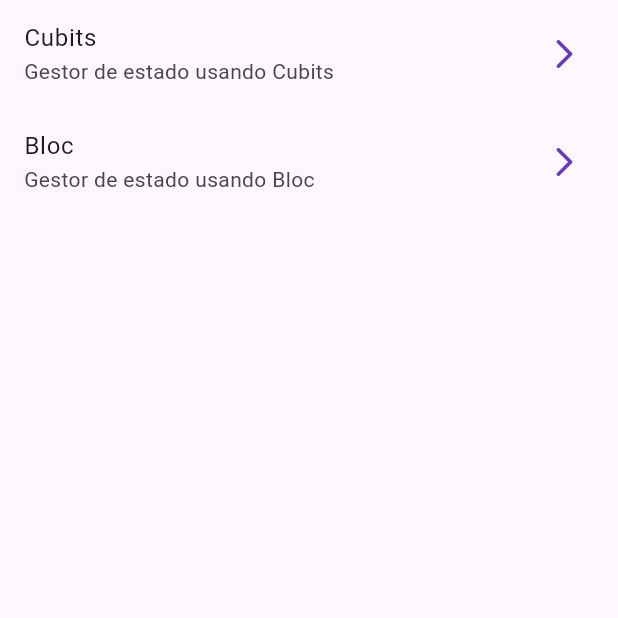
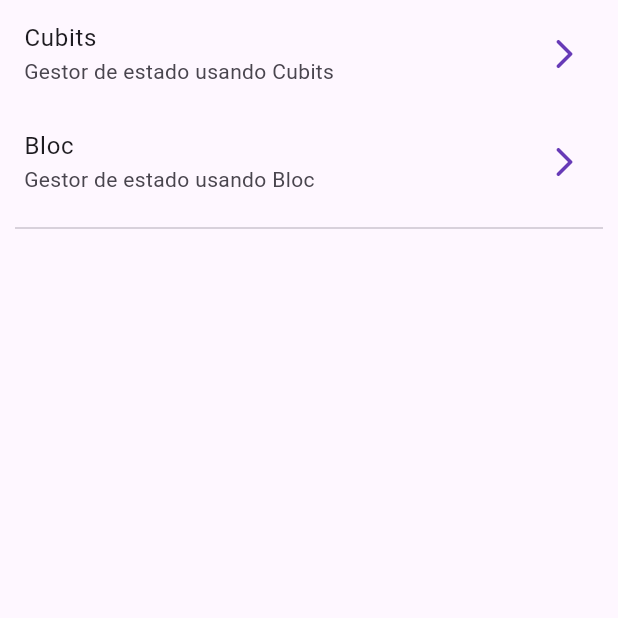
Before and after one commit to Russellnahuidev/Forms_App, a Flutter app: the screen it shows after launch, on a phone screen of 412 x 824 dp, the top half of it. Run offline on Flutter 3.47's test engine with Material 3 defaults, Android fonts, the phone set to English and light mode, and no system bars; our stand-ins replace equatable, flutter_bloc, go_router.

Commit message:
Disparar eventos dentro del BLoC

```diff
--- a/lib/presentation/screens/bloc_counter_screen.dart
+++ b/lib/presentation/screens/bloc_counter_screen.dart
@@ -15,7 +15,8 @@ class BlocCounterView extends StatelessWidget {
   const BlocCounterView({super.key});
 
   void increaseCounterBy(BuildContext context, [int value = 1]) {
-    context.read<CounterBloc>().add(CounterIncreased(value));
+    //context.read<CounterBloc>().add(CounterIncreased(value));
+    context.read<CounterBloc>().increaseBy(value);
   }
 
   @override
@@ -65,7 +66,7 @@ class BlocCounterView extends StatelessWidget {
             heroTag: 'reset',
             onPressed: () {
               // Reset counter logic
-              context.read<CounterBloc>().add(CounterReset());
+              context.read<CounterBloc>().resetCouter();
             },
             child: const Icon(Icons.refresh),
           ),
--- a/lib/presentation/screens/home_screen.dart
+++ b/lib/presentation/screens/home_screen.dart
@@ -21,6 +21,7 @@ class HomeScren extends StatelessWidget {
             subtitle: const Text('Gestor de estado usando Bloc'),
             onTap: () => context.push('/counter-bloc'),
           ),
+
           // ListTile(
           //   leading: const Icon(Icons.info),
           //   title: const Text('About'),
@@ -29,6 +30,10 @@ class HomeScren extends StatelessWidget {
           //     // Handle tap
           //   },
           // ),
+          Padding(
+            padding: const EdgeInsets.symmetric(horizontal: 10),
+            child: Divider(),
+          ),
         ],
       ),
     );
```
Also changed, not shown: lib/presentation/blocs/counter_bloc/counter_bloc.dart (+8 -0 lines).
